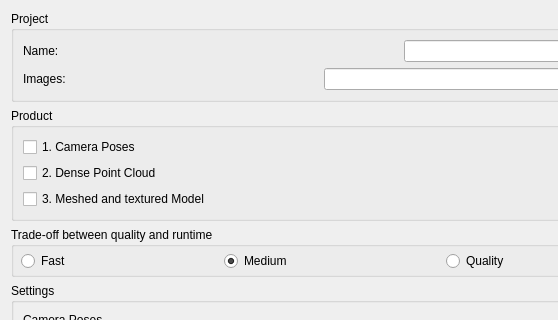
This is iVS3D/src/iVS3D-core/ots/colmapwrapper/colmapnewproductdialog.ui in iVS3D/iVS3D as Qt 5 draws it before an edit; both pictures show x 0 to 558 and y 0 to 320 of the 766 by 1197 pixel window. The edited form follows.
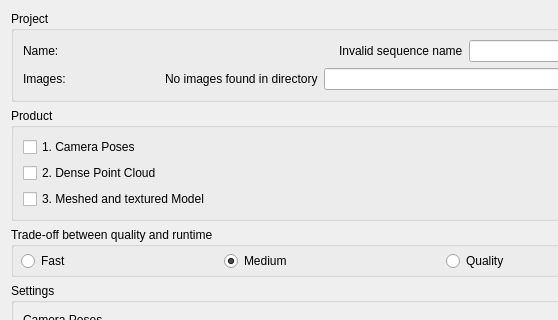
This is the edited form. Icons and pictures are not drawn.

Commit message: * bug fix gpu indentation * removed sequence name polling from directory * added validation for sequence name and image folder

```diff
--- a/iVS3D/src/iVS3D-core/ots/colmapwrapper/colmapnewproductdialog.ui
+++ b/iVS3D/src/iVS3D-core/ots/colmapwrapper/colmapnewproductdialog.ui
@@ -57,6 +57,13 @@
           </property>
          </spacer>
         </item>
+        <item>
+         <widget class="QLabel" name="l_warningSequenceName">
+          <property name="text">
+           <string>Invalid sequence name</string>
+          </property>
+         </widget>
+        </item>
         <item>
          <widget class="QLineEdit" name="le_sequenceName"/>
         </item>
@@ -103,6 +110,13 @@
            </property>
           </spacer>
          </item>
+         <item>
+          <widget class="QLabel" name="l_warningNoImages">
+           <property name="text">
+            <string>No images found in directory</string>
+           </property>
+          </widget>
+         </item>
          <item>
           <widget class="QLineEdit" name="le_imagePath">
            <property name="enabled">
```
The commit also changes 6 other files.
